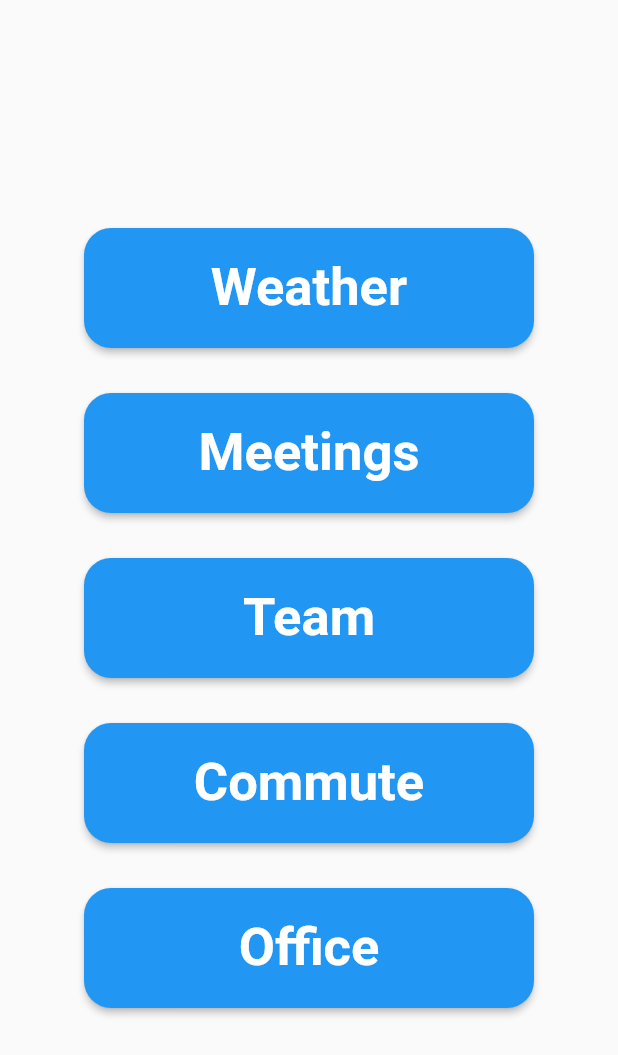
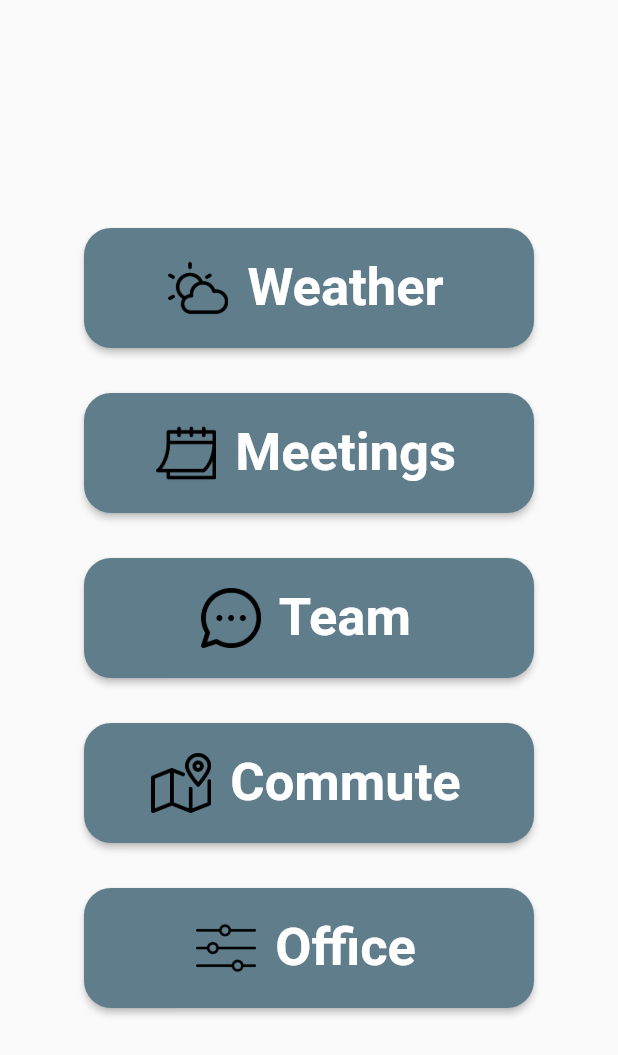
Before and after one commit to AnthonyValenti/Capstone_MobileApp, a Flutter app: the MyStatefulWidget widget shown alone on an empty page, opened directly, on a phone screen of 412 x 824 dp. Shown: the top 1055 px of the screen. Run offline on Flutter 3.47's test engine with Material 2 defaults, Android fonts, the phone set to English and light mode, and no system bars; our stand-ins replace cloud_firestore, firebase_auth, firebase_core, flutter_signin_button, google_maps_flutter, google_sign_in and 2 more; missing offline and left inert: flutter_polyline_points; accounts and stored records are empty.

Commit message:
UI updates

```diff
--- a/lib/pages/home_page.dart
+++ b/lib/pages/home_page.dart
@@ -20,7 +20,15 @@ class HomePage extends StatelessWidget {
                 color: Colors.white)),
         backgroundColor: Colors.blueGrey.shade500,
       ),
-      body: const MyStatefulWidget(),
+      body: Container(
+        decoration: const BoxDecoration(
+          image: DecorationImage(
+            image: AssetImage("images/bkg3.jpg"),
+            fit: BoxFit.cover,
+          ),
+        ),
+        child: const MyStatefulWidget(),
+      ),
     ));
   }
 }
@@ -36,6 +44,7 @@ class _MyStatefulWidgetState extends State<MyStatefulWidget> {
   @override
   Widget build(BuildContext context) {
     final ButtonStyle style = ElevatedButton.styleFrom(
+      backgroundColor: Colors.blueGrey.shade500,
       textStyle: const TextStyle(fontSize: 35, fontWeight: FontWeight.bold),
       shape: RoundedRectangleBorder(borderRadius: BorderRadius.circular(18)),
       fixedSize: const Size(300, 80),
@@ -45,7 +54,7 @@ class _MyStatefulWidgetState extends State<MyStatefulWidget> {
       child: Column(
         mainAxisSize: MainAxisSize.min,
         children: <Widget>[
-          ElevatedButton(
+          ElevatedButton.icon(
             style: style,
             onPressed: () {
               Navigator.push(
@@ -53,10 +62,15 @@ class _MyStatefulWidgetState extends State<MyStatefulWidget> {
                 MaterialPageRoute(builder: (context) => const WeatherPage()),
               );
             },
-            child: const Text('Weather'),
+            label: const Text(' Weather'),
+            icon: const ImageIcon(
+              AssetImage("images/cloudy.png"),
+              size: 40,
+              color: Colors.black,
+            ),
           ),
           const SizedBox(height: 30),
-          ElevatedButton(
+          ElevatedButton.icon(
             style: style,
             onPressed: () {
               Navigator.push(
@@ -64,10 +78,15 @@ class _MyStatefulWidgetState extends State<MyStatefulWidget> {
                 MaterialPageRoute(builder: (context) => const MeetingsPage()),
               );
             },
-            child: const Text('Meetings'),
+            label: const Text(' Meetings'),
+            icon: const ImageIcon(
+              AssetImage("images/calendar.png"),
+              size: 40,
+              color: Colors.black,
+            ),
           ),
           const SizedBox(height: 30),
-          ElevatedButton(
+          ElevatedButton.icon(
             style: style,
             onPressed: () {
               Navigator.push(
@@ -75,10 +94,15 @@ class _MyStatefulWidgetState extends State<MyStatefulWidget> {
                 MaterialPageRoute(builder: (context) => const TeamPage()),
               );
             },
-            child: const Text('Team'),
+            label: const Text(' Team'),
+            icon: const ImageIcon(
+              AssetImage("images/messenger.png"),
+              size: 40,
+              color: Colors.black,
+            ),
           ),
           const SizedBox(height: 30),
-          ElevatedButton(
+          ElevatedButton.icon(
             style: style,
             onPressed: () {
               Navigator.push(
@@ -86,10 +110,15 @@ class _MyStatefulWidgetState extends State<MyStatefulWidget> {
                 MaterialPageRoute(builder: (context) => const CommutePage()),
               );
             },
-            child: const Text('Commute'),
+            label: const Text(' Commute'),
+            icon: const ImageIcon(
+              AssetImage("images/map.png"),
+              size: 40,
+              color: Colors.black,
+            ),
           ),
           const SizedBox(height: 30),
-          ElevatedButton(
+          ElevatedButton.icon(
             style: style,
             onPressed: () {
               Navigator.push(
@@ -97,7 +126,12 @@ class _MyStatefulWidgetState extends State<MyStatefulWidget> {
                 MaterialPageRoute(builder: (context) => const OfficePage()),
               );
             },
-            child: const Text('Office'),
+            label: const Text(' Office'),
+            icon: const ImageIcon(
+              AssetImage("images/settings.png"),
+              size: 40,
+              color: Colors.black,
+            ),
           ),
         ],
       ),
--- a/lib/pages/office_page.dart
+++ b/lib/pages/office_page.dart
@@ -1,6 +1,5 @@
 import 'package:flutter/material.dart';
 import 'package:flutter/services.dart';
-import 'package:flutter_colorpicker/flutter_colorpicker.dart';
 
 const List<String> colorList = <String>['White', 'Blue', 'Red', 'Purple'];
 
--- a/pubspec.yaml
+++ b/pubspec.yaml
@@ -77,11 +77,15 @@ flutter:
 
   # To add assets to your application, add an assets section, like this:
   assets:
-     - images/bkg1.jpg
      - images/bkg2.jpg
      - images/bkg3.jpg
      - images/bkg4.jpg
      - images/login.png
+     - images/cloudy.png
+     - images/calendar.png
+     - images/map.png
+     - images/messenger.png
+     - images/settings.png
 
 
 
```
Also changed, not shown: images/bkg1.jpg (deleted), images/calendar.png (added), images/cloudy.png (added), images/map.png (added), images/messenger.png (added), images/settings.png (added).
